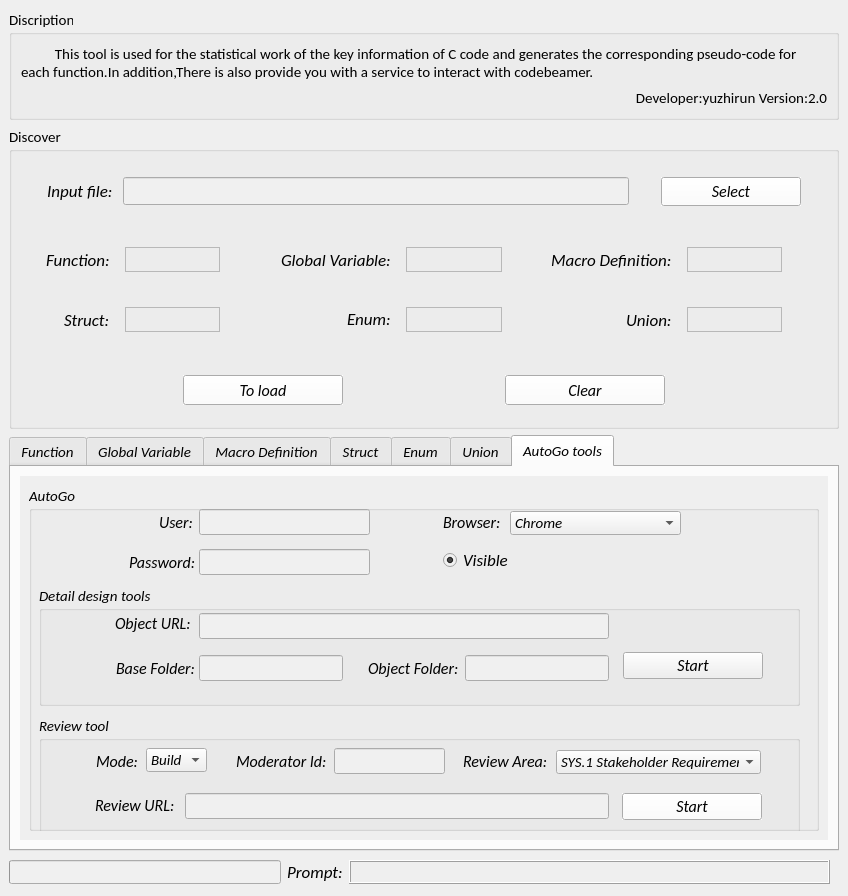
The window that code_generate.ui (YUZHIRUN/Autogo) describes before a commit, drawn with Qt 5.
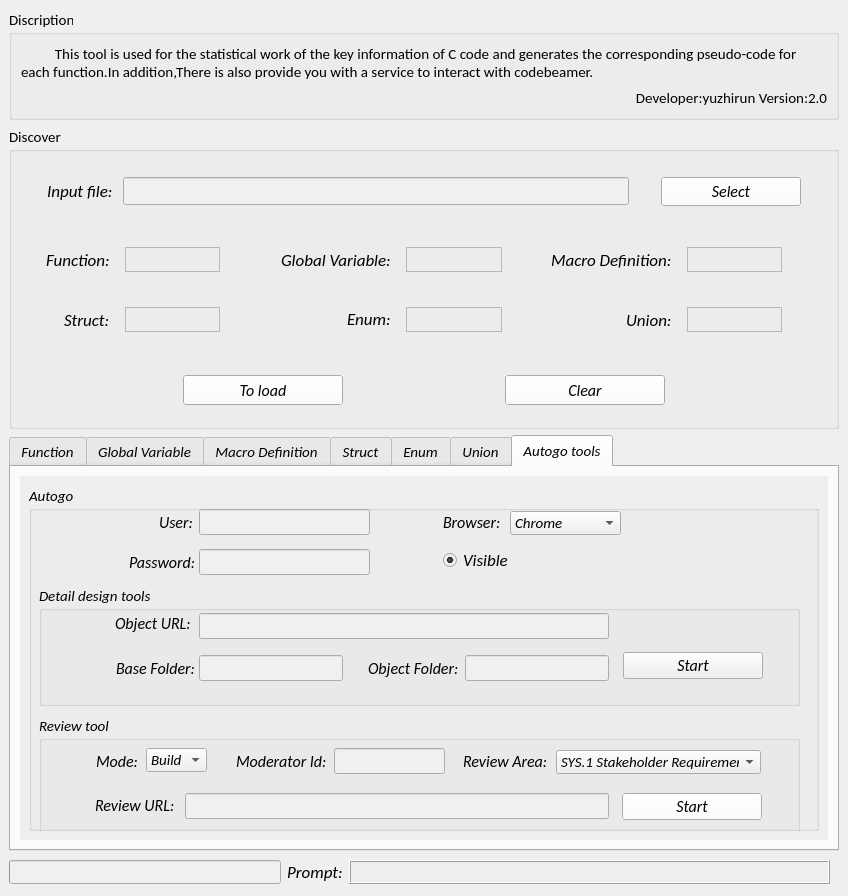
The same window after the commit. The open tabs and pages were chosen to show the change. Icons and pictures are not drawn.

What changed in the file:
```diff
--- a/code_generate.ui
+++ b/code_generate.ui
@@ -1343,7 +1343,7 @@
       </widget>
       <widget class="QWidget" name="tab_2">
        <attribute name="title">
-        <string>AutoGo tools</string>
+        <string>Autogo tools</string>
        </attribute>
        <layout class="QHBoxLayout" name="horizontalLayout_29">
         <item>
@@ -1364,7 +1364,7 @@
               </font>
              </property>
              <property name="title">
-              <string>AutoGo</string>
+              <string>Autogo</string>
              </property>
              <widget class="QLabel" name="label_17">
               <property name="geometry">
@@ -1494,7 +1494,7 @@
                <rect>
                 <x>481</x>
                 <y>26</y>
-                <width>171</width>
+                <width>111</width>
                 <height>24</height>
                </rect>
               </property>
```
Left out of the diff: 16 changed lines with no effect on the pictures.
